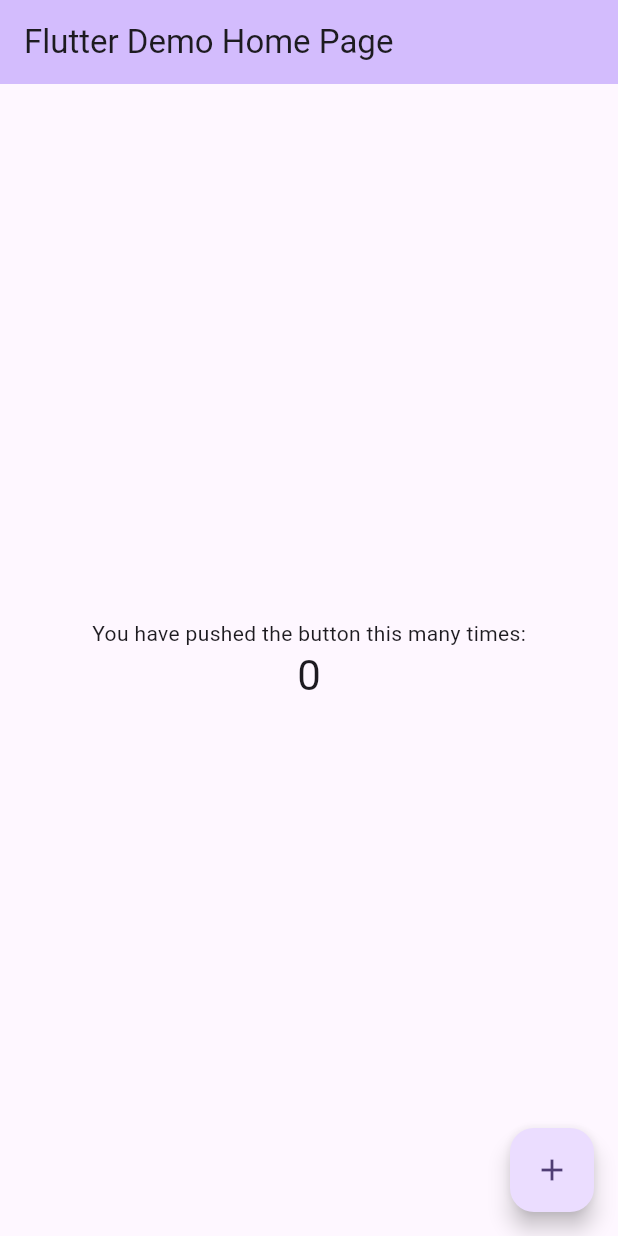
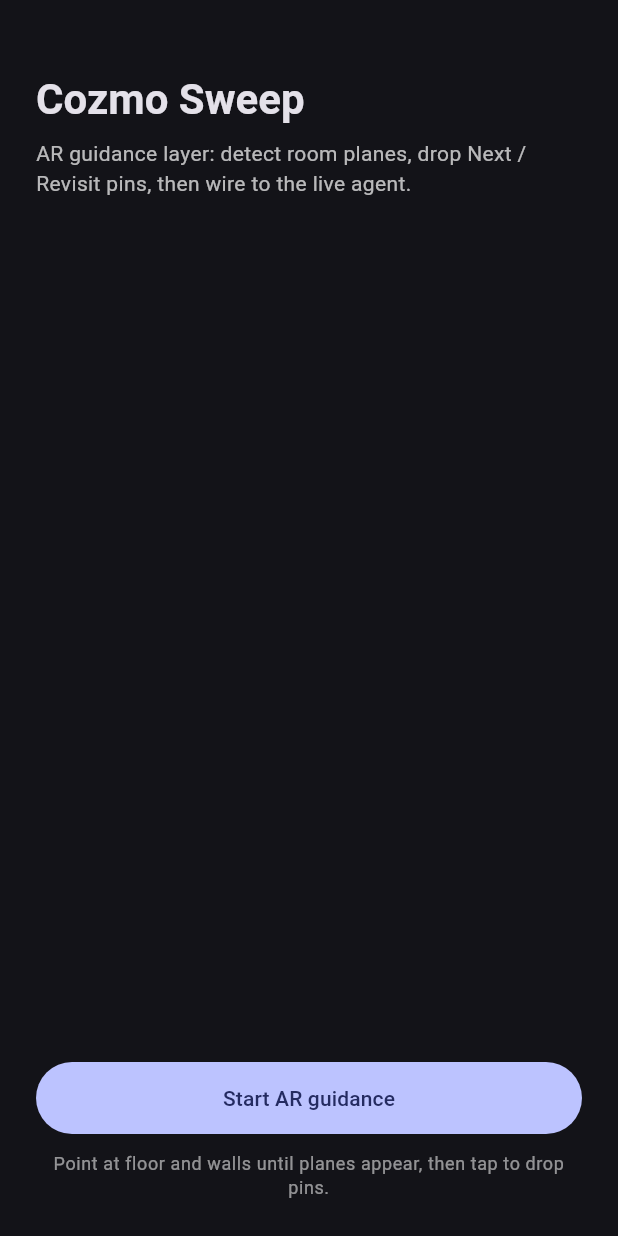
Before and after one commit to monbyt/cozmo-ai, a Flutter app: the screen it shows after launch, on a phone screen of 412 x 824 dp. Run offline on Flutter 3.47's test engine with Material 3 defaults, Android fonts, the phone set to English and light mode, and no system bars; missing offline and left inert: arkit_plugin.

Commit message:
Add ARKit guidance screen with plane detection and pins.
Minimal Flutter wow layer: scan floor/walls, drop Next/Revisit markers on tap, signed with the Apple team for device installs.

Co-authored-by: Cursor <cursoragent@cursor.com>

```diff
--- a/app/lib/main.dart
+++ b/app/lib/main.dart
@@ -1,121 +1,81 @@
-import 'package:material_ui/material_ui.dart';
+import 'package:flutter/material.dart';
+import 'package:cozmo_sweep/screens/ar_guidance_screen.dart';
 
 void main() {
-  runApp(const MyApp());
+  WidgetsFlutterBinding.ensureInitialized();
+  runApp(const CozmoApp());
 }
 
-class MyApp extends StatelessWidget {
-  const MyApp({super.key});
+class CozmoApp extends StatelessWidget {
+  const CozmoApp({super.key});
 
-  // This widget is the root of your application.
   @override
   Widget build(BuildContext context) {
     return MaterialApp(
-      title: 'Flutter Demo',
+      title: 'Cozmo Sweep',
+      debugShowCheckedModeBanner: false,
       theme: ThemeData(
-        // This is the theme of your application.
-        //
-        // TRY THIS: Try running your application with "flutter run". You'll see
-        // the application has a purple toolbar. Then, without quitting the app,
-        // try changing the seedColor in the colorScheme below to Colors.green
-        // and then invoke "hot reload" (save your changes or press the "hot
-        // reload" button in a Flutter-supported IDE, or press "r" if you used
-        // the command line to start the app).
-        //
-        // Notice that the counter didn't reset back to zero; the application
-        // state is not lost during the reload. To reset the state, use hot
-        // restart instead.
-        //
-        // This works for code too, not just values: Most code changes can be
-        // tested with just a hot reload.
-        colorScheme: .fromSeed(seedColor: Colors.deepPurple),
+        brightness: Brightness.dark,
+        colorScheme: ColorScheme.fromSeed(
+          seedColor: const Color(0xFF7C8CFF),
+          brightness: Brightness.dark,
+        ),
+        useMaterial3: true,
       ),
-      home: const MyHomePage(title: 'Flutter Demo Home Page'),
+      home: const HomeScreen(),
     );
   }
 }
 
-class MyHomePage extends StatefulWidget {
-  const MyHomePage({super.key, required this.title});
-
-  // This widget is the home page of your application. It is stateful, meaning
-  // that it has a State object (defined below) that contains fields that affect
-  // how it looks.
-
-  // This class is the configuration for the state. It holds the values (in this
-  // case the title) provided by the parent (in this case the App widget) and
-  // used by the build method of the State. Fields in a Widget subclass are
-  // always marked "final".
-
-  final String title;
-
-  @override
-  State<MyHomePage> createState() => _MyHomePageState();
-}
-
-class _MyHomePageState extends State<MyHomePage> {
-  int _counter = 0;
-
-  void _incrementCounter() {
-    setState(() {
-      // This call to setState tells the Flutter framework that something has
-      // changed in this State, which causes it to rerun the build method below
-      // so that the display can reflect the updated values. If we changed
-      // _counter without calling setState(), then the build method would not be
-      // called again, and so nothing would appear to happen.
-      _counter++;
-    });
-  }
+class HomeScreen extends StatelessWidget {
+  const HomeScreen({super.key});
 
   @override
   Widget build(BuildContext context) {
-    // This method is rerun every time setState is called, for instance as done
-    // by the _incrementCounter method above.
-    //
-    // The Flutter framework has been optimized to make rerunning build methods
-    // fast, so that you can just rebuild anything that needs updating rather
-    // than having to individually change instances of widgets.
     return Scaffold(
-      appBar: AppBar(
-        // TRY THIS: Try changing the color here to a specific color (to
-        // Colors.amber, perhaps?) and trigger a hot reload to see the AppBar
-        // change color while the other colors stay the same.
-        backgroundColor: Theme.of(context).colorScheme.inversePrimary,
-        // Here we take the value from the MyHomePage object that was created by
-        // the App.build method, and use it to set our appbar title.
-        title: Text(widget.title),
-      ),
-      body: Center(
-        // Center is a layout widget. It takes a single child and positions it
-        // in the middle of the parent.
-        child: Column(
-          // Column is also a layout widget. It takes a list of children and
-          // arranges them vertically. By default, it sizes itself to fit its
-          // children horizontally, and tries to be as tall as its parent.
-          //
-          // Column has various properties to control how it sizes itself and
-          // how it positions its children. Here we use mainAxisAlignment to
-          // center the children vertically; the main axis here is the vertical
-          // axis because Columns are vertical (the cross axis would be
-          // horizontal).
-          //
-          // TRY THIS: Invoke "debug painting" (choose the "Toggle Debug Paint"
-          // action in the IDE, or press "p" in the console), to see the
-          // wireframe for each widget.
-          mainAxisAlignment: .center,
-          children: [
-            const Text('You have pushed the button this many times:'),
-            Text(
-              '$_counter',
-              style: Theme.of(context).textTheme.headlineMedium,
-            ),
-          ],
+      body: SafeArea(
+        child: Padding(
+          padding: const EdgeInsets.all(24),
+          child: Column(
+            crossAxisAlignment: CrossAxisAlignment.stretch,
+            children: [
+              const SizedBox(height: 24),
+              Text(
+                'Cozmo Sweep',
+                style: Theme.of(context).textTheme.headlineMedium?.copyWith(
+                      fontWeight: FontWeight.w700,
+                    ),
+              ),
+              const SizedBox(height: 8),
+              Text(
+                'AR guidance layer: detect room planes, drop Next / Revisit pins, then wire to the live agent.',
+                style: Theme.of(context).textTheme.bodyMedium?.copyWith(
+                      color: Colors.white70,
+                    ),
+              ),
+              const Spacer(),
+              FilledButton(
+                onPressed: () {
+                  Navigator.of(context).push(
+                    MaterialPageRoute(builder: (_) => const ArGuidanceScreen()),
+                  );
+                },
+                child: const Padding(
+                  padding: EdgeInsets.symmetric(vertical: 14),
+                  child: Text('Start AR guidance'),
+                ),
+              ),
+              const SizedBox(height: 12),
+              Text(
+                'Point at floor and walls until planes appear, then tap to drop pins.',
+                textAlign: TextAlign.center,
+                style: Theme.of(context).textTheme.bodySmall?.copyWith(
+                      color: Colors.white54,
+                    ),
+              ),
+            ],
+          ),
         ),
-      ),
-      floatingActionButton: FloatingActionButton(
-        onPressed: _incrementCounter,
-        tooltip: 'Increment',
-        child: const Icon(Icons.add),
       ),
     );
   }
```
Also changed, not shown: app/lib/screens/ar_guidance_screen.dart (added, +365 -0 lines), app/pubspec.yaml (+5 -72 lines), app/pubspec.lock, 3 other files.
